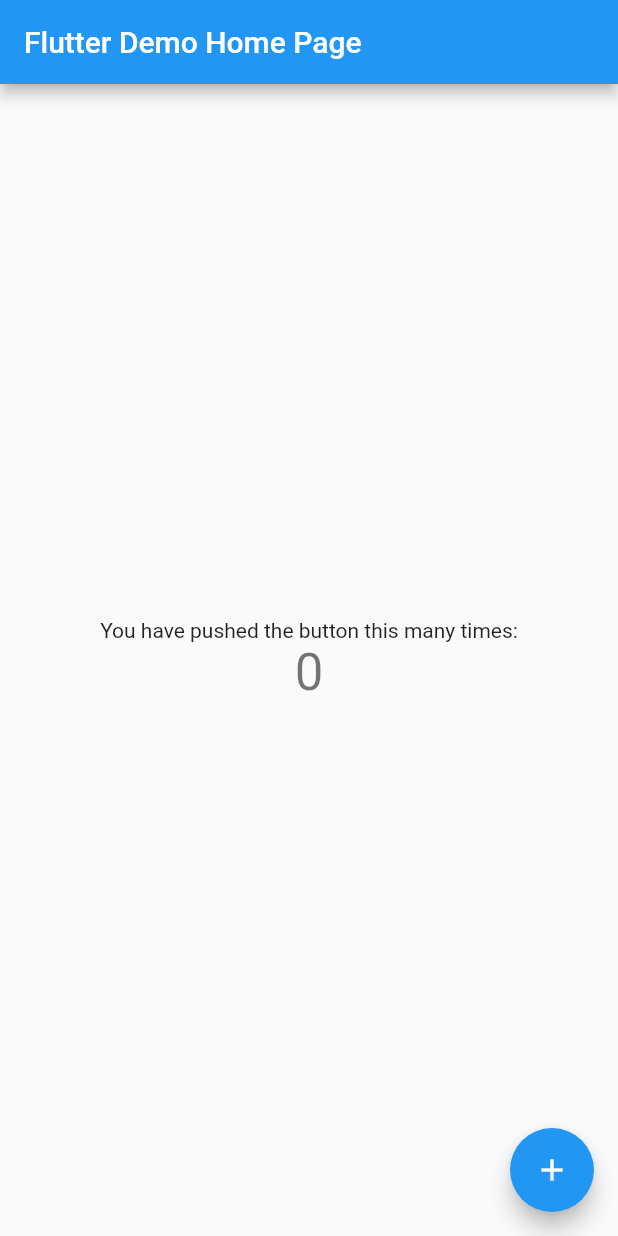
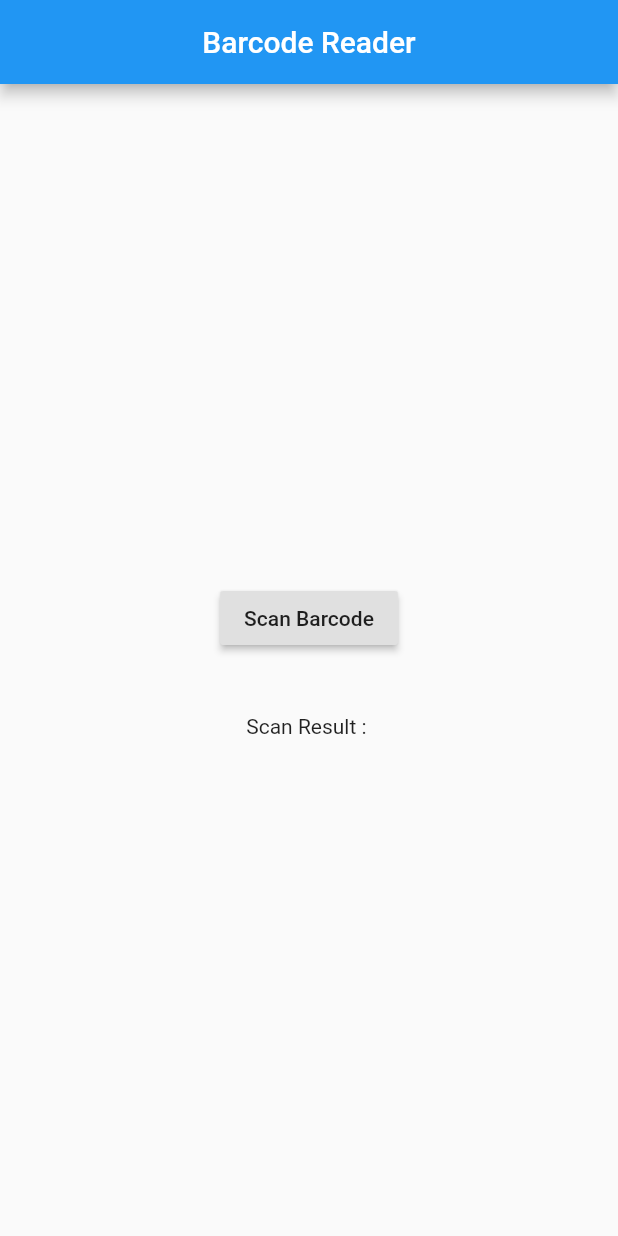
Before and after one commit to thara7400/barcode_reader, a Flutter app: the screen it shows after launch, on a phone screen of 412 x 824 dp. Run offline on Flutter 3.47's test engine with Material 2 defaults, Android fonts, the phone set to English and light mode, and no system bars; missing offline and left inert: barcode_scan.

Commit message:
2nd commit

```diff
--- a/lib/main.dart
+++ b/lib/main.dart
@@ -1,42 +1,24 @@
 import 'package:flutter/material.dart';
+import 'package:flutter/services.dart';
+import 'package:barcode_scan/barcode_scan.dart';
 
 void main() => runApp(MyApp());
 
 class MyApp extends StatelessWidget {
-  // This widget is the root of your application.
   @override
   Widget build(BuildContext context) {
     return MaterialApp(
-      title: 'Flutter Demo',
+      title: 'Barcode Reader',
       theme: ThemeData(
-        // This is the theme of your application.
-        //
-        // Try running your application with "flutter run". You'll see the
-        // application has a blue toolbar. Then, without quitting the app, try
-        // changing the primarySwatch below to Colors.green and then invoke
-        // "hot reload" (press "r" in the console where you ran "flutter run",
-        // or simply save your changes to "hot reload" in a Flutter IDE).
-        // Notice that the counter didn't reset back to zero; the application
-        // is not restarted.
         primarySwatch: Colors.blue,
       ),
-      home: MyHomePage(title: 'Flutter Demo Home Page'),
+      home: MyHomePage(title: 'Barcode Reader'),
     );
   }
 }
 
 class MyHomePage extends StatefulWidget {
   MyHomePage({Key key, this.title}) : super(key: key);
-
-  // This widget is the home page of your application. It is stateful, meaning
-  // that it has a State object (defined below) that contains fields that affect
-  // how it looks.
-
-  // This class is the configuration for the state. It holds the values (in this
-  // case the title) provided by the parent (in this case the App widget) and
-  // used by the build method of the State. Fields in a Widget subclass are
-  // always marked "final".
-
   final String title;
 
   @override
@@ -44,68 +26,65 @@ class MyHomePage extends StatefulWidget {
 }
 
 class _MyHomePageState extends State<MyHomePage> {
-  int _counter = 0;
 
-  void _incrementCounter() {
+  String barcode = '';
+
+  @override
+  void initState() {
+    super.initState();
+  }
+
+  Future barcodeScanning() async {
+    try {
+      String barcode = await BarcodeScanner.scan();
+      setState(() => this.barcode = barcode);
+    } on PlatformException catch (e) {
+      if (e.code == BarcodeScanner.CameraAccessDenied) {
         setState(() {
-      // This call to setState tells the Flutter framework that something has
-      // changed in this State, which causes it to rerun the build method below
-      // so that the display can reflect the updated values. If we changed
-      // _counter without calling setState(), then the build method would not be
-      // called again, and so nothing would appear to happen.
-      _counter++;
+          this.barcode = 'No camera permission!';
         });
+      } else {
+        setState(() => this.barcode = 'Unknown error: $e');
+      }
+    } on FormatException {
+      setState(() => this.barcode = 'Nothing captured.');
+    } catch (e) {
+      setState(() => this.barcode = 'Unknown error: $e');
+    }
   }
 
   @override
   Widget build(BuildContext context) {
-    // This method is rerun every time setState is called, for instance as done
-    // by the _incrementCounter method above.
-    //
-    // The Flutter framework has been optimized to make rerunning build methods
-    // fast, so that you can just rebuild anything that needs updating rather
-    // than having to individually change instances of widgets.
     return Scaffold(
       appBar: AppBar(
-        // Here we take the value from the MyHomePage object that was created by
-        // the App.build method, and use it to set our appbar title.
         title: Text(widget.title),
+        centerTitle: true,
       ),
-      body: Center(
-        // Center is a layout widget. It takes a single child and positions it
-        // in the middle of the parent.
-        child: Column(
-          // Column is also a layout widget. It takes a list of children and
-          // arranges them vertically. By default, it sizes itself to fit its
-          // children horizontally, and tries to be as tall as its parent.
-          //
-          // Invoke "debug painting" (press "p" in the console, choose the
-          // "Toggle Debug Paint" action from the Flutter Inspector in Android
-          // Studio, or the "Toggle Debug Paint" command in Visual Studio Code)
-          // to see the wireframe for each widget.
-          //
-          // Column has various properties to control how it sizes itself and
-          // how it positions its children. Here we use mainAxisAlignment to
-          // center the children vertically; the main axis here is the vertical
-          // axis because Columns are vertical (the cross axis would be
-          // horizontal).
+      body: _buildBody(),
+    );
+  }
+
+  Container _buildBody() {
+    return Container(
+      child: Row(
         mainAxisAlignment: MainAxisAlignment.center,
         children: <Widget>[
-            Text(
-              'You have pushed the button this many times:',
+          Column(
+            mainAxisAlignment: MainAxisAlignment.center,
+            children: <Widget>[
+              RaisedButton(
+                  child: Text('Scan Barcode'),
+                  onPressed: () {
+                    barcodeScanning();
+                  }),
+              Padding(
+                padding: EdgeInsets.all(20.0),
               ),
-            Text(
-              '$_counter',
-              style: Theme.of(context).textTheme.display1,
+              Text('Scan Result : $barcode'),
+            ],
           ),
         ],
       ),
-      ),
-      floatingActionButton: FloatingActionButton(
-        onPressed: _incrementCounter,
-        tooltip: 'Increment',
-        child: Icon(Icons.add),
-      ), // This trailing comma makes auto-formatting nicer for build methods.
     );
   }
 }
```
Also changed, not shown: 5 other files. Lines whose indentation alone changed are shown as unchanged.
